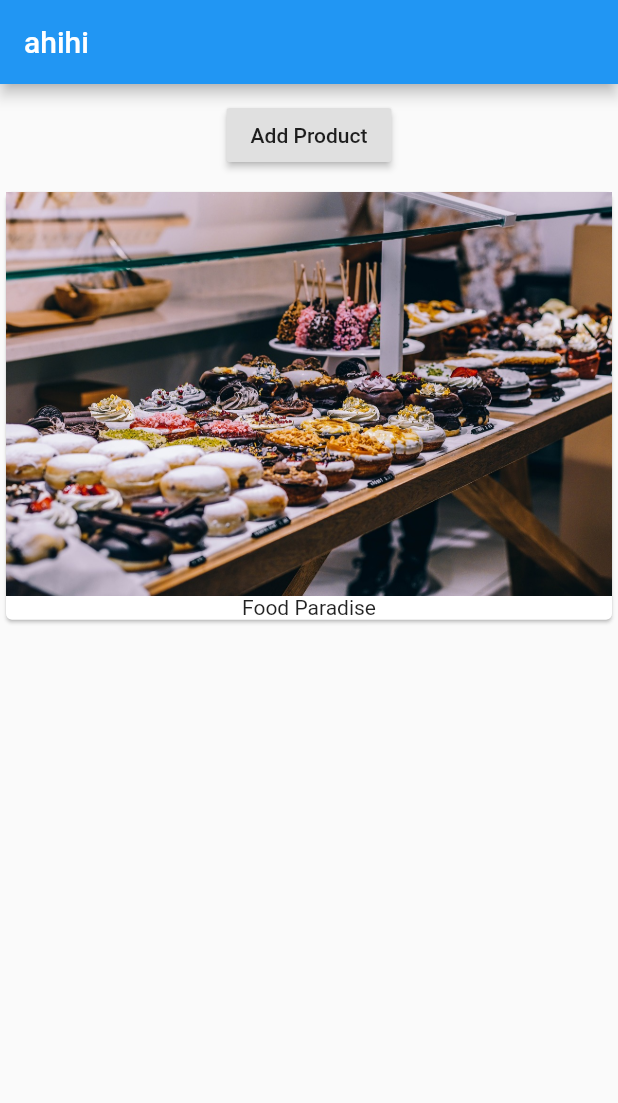
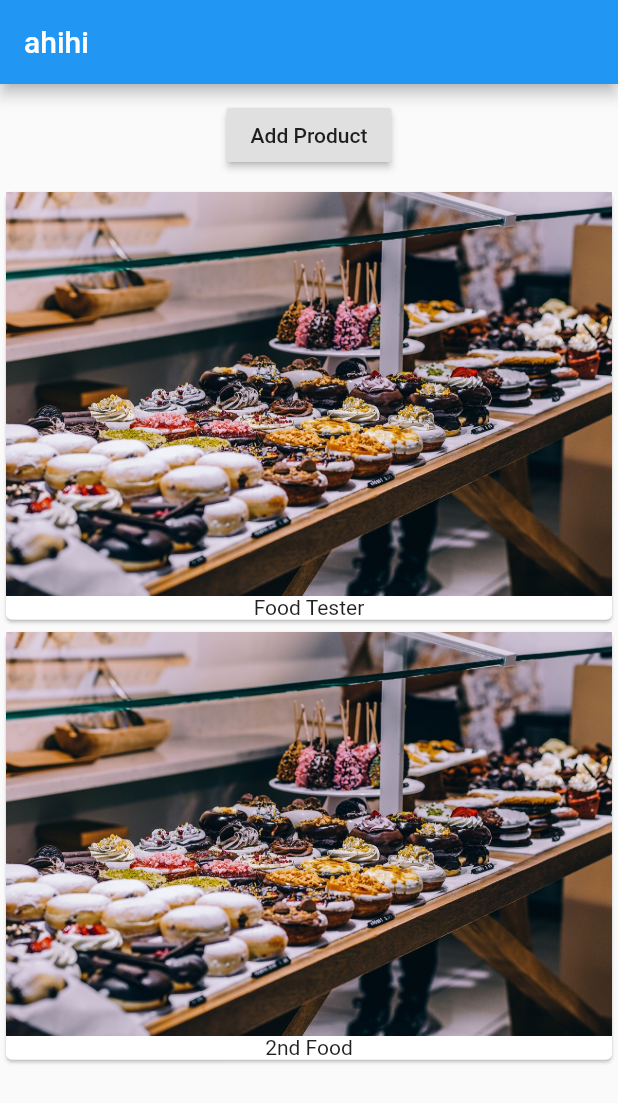
Before and after one commit to quydau35/flutter_course, a Flutter app: the screen it shows after launch, after a tap on "Add Product", on a phone screen of 412 x 824 dp. Shown: the top 1103 px of the screen. Run offline on Flutter 3.47's test engine with Material 2 defaults, Android fonts, the phone set to English and light mode, and no system bars.

Commit message:
refactor 1card into columns of card defined by list of _products

```diff
--- a/lib/main.dart
+++ b/lib/main.dart
@@ -7,12 +7,13 @@ void main() {
 class MyApp extends StatefulWidget {
   @override
   State<StatefulWidget> createState() {
-    // TODO: implement createState
     return _MyAppState();
   }
 }
 
 class _MyAppState extends State<MyApp> {
+  List<String> _products = ['Food Tester', '2nd Food'];
+
   @override
   Widget build(BuildContext context) {
     return MaterialApp(
@@ -26,18 +27,25 @@ class _MyAppState extends State<MyApp> {
               margin: EdgeInsets.all(10.0),
               child: RaisedButton(
                 onPressed: () {
-
+                  _products.add('Add advanced Food Tester');
+                  print(_products);
                 },
                 child: Text('Add Product'),
               ),
             ),
-            Card(
-              child: Column(
-                children: <Widget>[
-                  Image.asset('assets/food.jpg'),
-                  Text('Food Paradise')
-                ],
-              ),
+            Column(
+              children: _products
+                  .map(
+                    (element) => Card(
+                          child: Column(
+                            children: <Widget>[
+                              Image.asset('assets/food.jpg'),
+                              Text(element)
+                            ],
+                          ),
+                        ),
+                  )
+                  .toList(),
             ),
           ],
         ),
```
